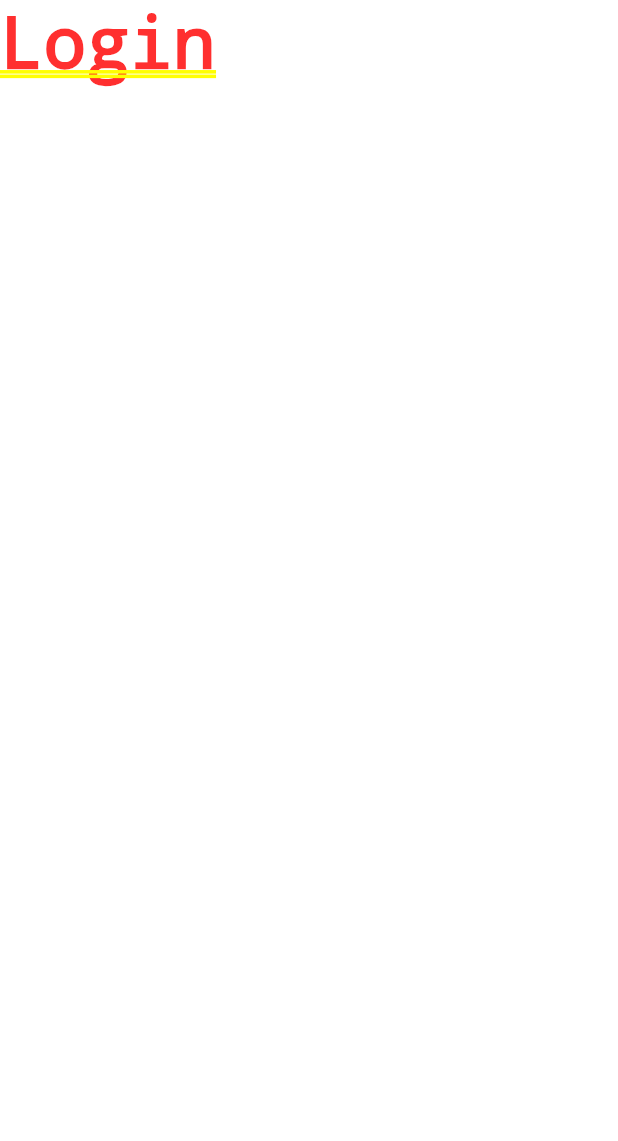
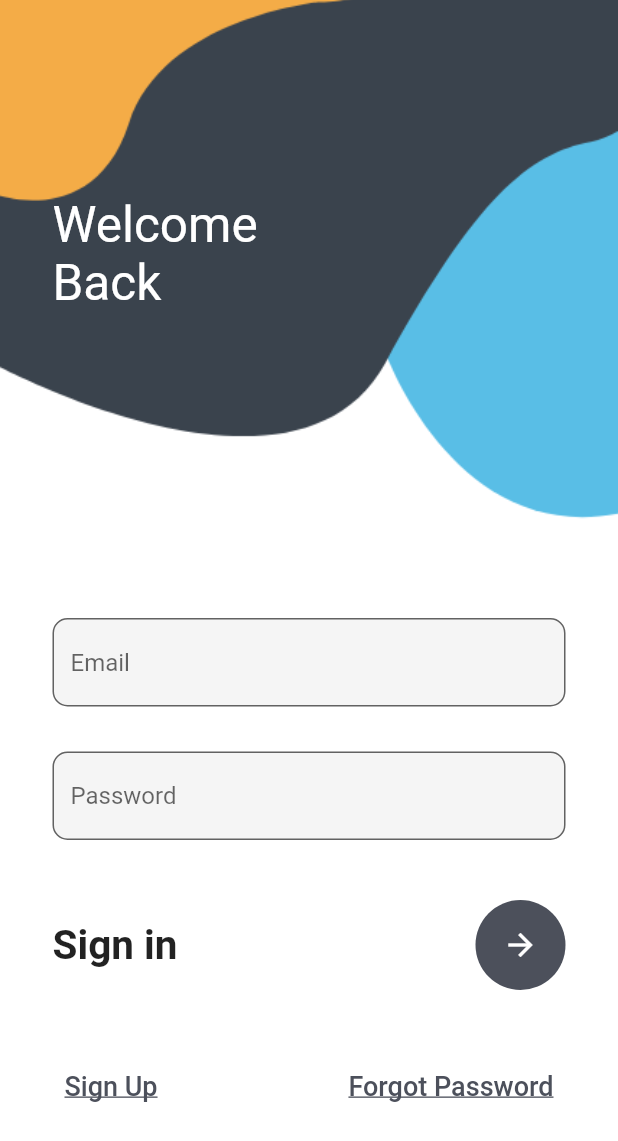
Before and after one commit to AshishisLiquid/lmr, a Flutter app: the screen it shows after launch, on a phone screen of 412 x 824 dp. Shown: the top 1141 px of the screen. Run offline on Flutter 3.47's test engine with Material 2 defaults, Android fonts, the phone set to English and light mode, and no system bars; our stand-ins replace firebase_auth, firebase_core, google_sign_in; accounts and stored records are empty.

Commit message:
added auth guard and screen

```diff
--- /dev/null
+++ b/lib/auth/login.dart
@@ -0,0 +1,136 @@
+import 'package:flutter/material.dart';
+
+class LoginScreen extends StatefulWidget{
+  const LoginScreen({super.key});
+
+  @override
+  // ignore: library_private_types_in_public_api
+  _LoginScreenState createState() => _LoginScreenState();
+
+}
+
+class _LoginScreenState extends State<LoginScreen>{
+  @override
+  Widget build(BuildContext context) {
+    return Container(
+      decoration: const BoxDecoration(
+        image: DecorationImage(
+            image: AssetImage('assets/login.png'), fit: BoxFit.cover),
+      ),
+      child: Scaffold(
+        backgroundColor: Colors.transparent,
+        body: Stack(
+          children: [
+            Container(),
+            Container(
+              padding: const EdgeInsets.only(left: 35, top: 130),
+              child: const Text(
+                'Welcome\nBack',
+                style: TextStyle(color: Colors.white, fontSize: 33),
+              ),
+            ),
+            SingleChildScrollView(
+              child: Container(
+                padding: EdgeInsets.only(
+                    top: MediaQuery.of(context).size.height * 0.5),
+                child: Column(
+                  crossAxisAlignment: CrossAxisAlignment.start,
+                  children: [
+                    Container(
+                      margin: const EdgeInsets.only(left: 35, right: 35),
+                      child: Column(
+                        children: [
+                          TextField(
+                            style: const TextStyle(color: Colors.black),
+                            decoration: InputDecoration(
+                                fillColor: Colors.grey.shade100,
+                                filled: true,
+                                hintText: "Email",
+                                border: OutlineInputBorder(
+                                  borderRadius: BorderRadius.circular(10),
+                                )),
+                          ),
+                          const SizedBox(
+                            height: 30,
+                          ),
+                          TextField(
+                            style: const TextStyle(),
+                            obscureText: true,
+                            decoration: InputDecoration(
+                                fillColor: Colors.grey.shade100,
+                                filled: true,
+                                hintText: "Password",
+                                border: OutlineInputBorder(
+                                  borderRadius: BorderRadius.circular(10),
+                                )),
+                          ),
+                          const SizedBox(
+                            height: 40,
+                          ),
+                          Row(
+                            mainAxisAlignment: MainAxisAlignment.spaceBetween,
+                            children: [
+                              const Text(
+                                'Sign in',
+                                style: TextStyle(
+                                    fontSize: 27, fontWeight: FontWeight.w700),
+                              ),
+                              CircleAvatar(
+                                radius: 30,
+                                backgroundColor: const Color(0xff4c505b),
+                                child: IconButton(
+                                    color: Colors.white,
+                                    onPressed: () {},
+                                    icon: const Icon(
+                                      Icons.arrow_forward,
+                                    )),
+                              )
+                            ],
+                          ),
+                          const SizedBox(
+                            height: 40,
+                          ),
+                          Row(
+                            mainAxisAlignment: MainAxisAlignment.spaceBetween,
+                            children: [
+                              TextButton(
+                                onPressed: () {
+                                  Navigator.pushNamed(context, 'register');
+                                },
+                                // ignore: sort_child_properties_last
+                                child: const Text(
+                                  'Sign Up',
+                                  textAlign: TextAlign.left,
+                                  style: TextStyle(
+                                      decoration: TextDecoration.underline,
+                                      color: Color(0xff4c505b),
+                                      fontSize: 18),
+                                ),
+                                style: const ButtonStyle(),
+                              ),
+                              TextButton(
+                                  onPressed: () {},
+                                  child: const Text(
+                                    'Forgot Password',
+                                    style: TextStyle(
+                                      decoration: TextDecoration.underline,
+                                      color: Color(0xff4c505b),
+                                      fontSize: 18,
+                                    ),
+                                  )),
+                            ],
+                          )
+                        ],
+                      ),
+                    )
+                  ],
+                ),
+              ),
+            ),
+          ],
+        ),
+      ),
+    );
+  }
+
+}
--- a/lib/home/home.dart
+++ b/lib/home/home.dart
@@ -1,4 +1,5 @@
 import 'package:flutter/material.dart';
+import 'package:lmr/auth/login.dart';
 import 'package:lmr/dashboard/dashboard.dart';
 import 'package:lmr/services/auth.dart';
 
@@ -18,7 +19,7 @@ class HomeScreen extends StatelessWidget {
         } else if (snapshot.hasData) {
           return const DashboardScreen();
         } else {
-          return const Text('Login');
+          return const LoginScreen();
         }
     }));
   }
--- a/lib/routes.dart
+++ b/lib/routes.dart
@@ -1,5 +1,7 @@
+import 'package:lmr/auth/login.dart';
 import 'package:lmr/home/home.dart';
 
 var appRoutes = {
   '/': (context) => const HomeScreen(),
+  '/login': (context) => const LoginScreen(),
 };
--- a/pubspec.yaml
+++ b/pubspec.yaml
@@ -63,6 +63,8 @@ flutter:
   # the material Icons class.
   uses-material-design: true
 
+  assets:
+    - assets/
   # To add assets to your application, add an assets section, like this:
   # assets:
   #   - images/a_dot_burr.jpeg
```
Also changed, not shown: assets/login.png (added).
